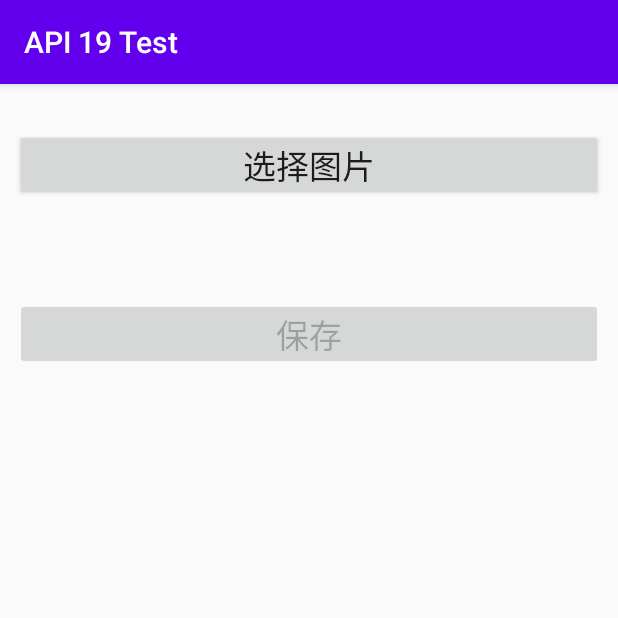
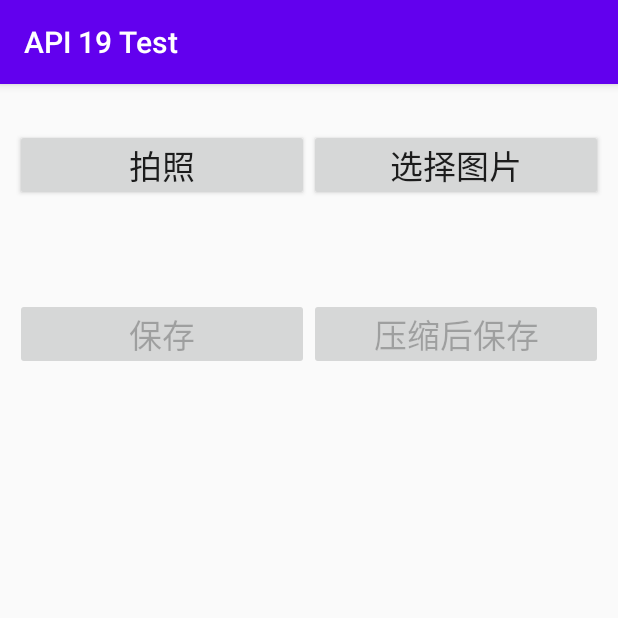
Before and after one commit to MingZ266/API_19_Test, an Android app: the PicCutActivity screen opened directly, with no data from a screen before it, on a phone screen of 412 x 824 dp, the top half of it. Run offline under Robolectric (Android 15) with nearby library versions, the phone set to English and light mode, and no system bars.

Commit message:
完善了拍照

```diff
--- a/app/src/main/AndroidManifest.xml
+++ b/app/src/main/AndroidManifest.xml
@@ -6,6 +6,7 @@
     <uses-permission android:name="android.permission.FOREGROUND_SERVICE" />
     <uses-permission android:name="android.permission.READ_EXTERNAL_STORAGE"/>
     <uses-permission android:name="android.permission.WRITE_EXTERNAL_STORAGE"/>
+    <uses-permission android:name="android.permission.CAMERA"/>
 
     <application
         android:allowBackup="true"
--- a/app/src/main/res/layout/activity_pic_cut.xml
+++ b/app/src/main/res/layout/activity_pic_cut.xml
@@ -1,12 +1,11 @@
 <?xml version="1.0" encoding="utf-8"?>
 <ScrollView xmlns:android="http://schemas.android.com/apk/res/android"
-    xmlns:app="http://schemas.android.com/apk/res-auto"
     xmlns:tools="http://schemas.android.com/tools"
     android:layout_width="match_parent"
     android:layout_height="match_parent"
     android:layout_marginBottom="30dp"
     tools:context=".PicCutActivity"
-    tools:ignore="HardcodedText">
+    tools:ignore="HardcodedText,ButtonStyle">
 
     <LinearLayout
         android:layout_width="match_parent"
@@ -25,6 +24,14 @@
             android:layout_width="match_parent"
             android:layout_height="wrap_content"
             android:layout_marginTop="20dp">
+
+            <Button
+                android:id="@+id/camera"
+                android:layout_width="0dp"
+                android:layout_height="wrap_content"
+                android:layout_weight="1"
+                android:text="拍照"
+                android:textSize="22sp"/>
 
             <Button
                 android:id="@+id/choosePic"
@@ -57,10 +64,20 @@
 
             <Button
                 android:id="@+id/save"
-                android:layout_width="match_parent"
+                android:layout_width="0dp"
                 android:layout_height="wrap_content"
+                android:layout_weight="1"
                 android:enabled="false"
                 android:text="保存"
+                android:textSize="22sp"/>
+
+            <Button
+                android:id="@+id/compress"
+                android:layout_width="0dp"
+                android:layout_height="wrap_content"
+                android:layout_weight="1"
+                android:enabled="false"
+                android:text="压缩后保存"
                 android:textSize="22sp"/>
 
         </LinearLayout>
```
Also changed, not shown: app/src/main/java/com/tai/api19test/PicCutActivity.java (+84 -26 lines).
